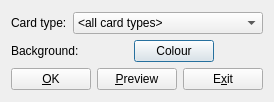
The window that mnemosyne/mnemosyne/pyqt_ui/card_appearance_dlg.ui (vasvlad/pomni) describes before a commit, drawn with Qt 5.
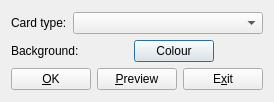
The same window after the commit.

Commit message: More work on card appearance dialog.

Diff of the .ui file:
```diff
--- a/mnemosyne/mnemosyne/pyqt_ui/card_appearance_dlg.ui
+++ b/mnemosyne/mnemosyne/pyqt_ui/card_appearance_dlg.ui
@@ -5,7 +5,7 @@
    <rect>
     <x>0</x>
     <y>0</y>
-    <width>209</width>
+    <width>216</width>
     <height>102</height>
    </rect>
   </property>
@@ -32,11 +32,6 @@
            <verstretch>0</verstretch>
           </sizepolicy>
          </property>
-         <item>
-          <property name="text" >
-           <string>&lt;all card types></string>
-          </property>
-         </item>
         </widget>
        </item>
       </layout>
```
Left out of the diff: 16 changed lines with no effect on the pictures. The commit also changes 2 other files.
